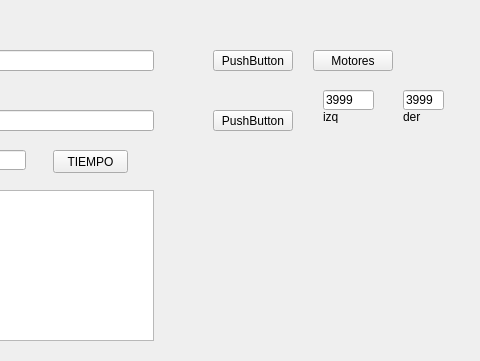
NoCNada/AutitoMicroQT, file qform1.ui: the form before one commit; both pictures show x 167 to 647 and y 0 to 361 of the 800 by 600 pixel window.
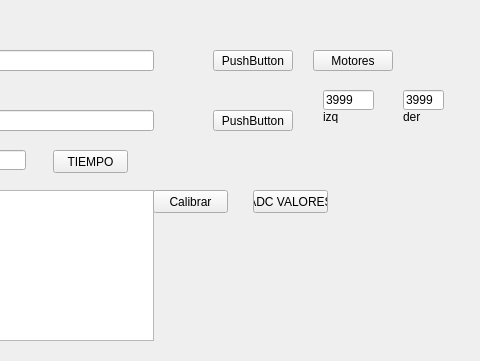
The form after the commit.

Commit message: recibo error

Diff of the .ui file:
```diff
--- a/qform1.ui
+++ b/qform1.ui
@@ -301,6 +301,32 @@
      </rect>
     </property>
    </widget>
+   <widget class="QPushButton" name="pushButton_5">
+    <property name="geometry">
+     <rect>
+      <x>320</x>
+      <y>190</y>
+      <width>75</width>
+      <height>23</height>
+     </rect>
+    </property>
+    <property name="text">
+     <string>Calibrar</string>
+    </property>
+   </widget>
+   <widget class="QPushButton" name="pushButton_6">
+    <property name="geometry">
+     <rect>
+      <x>420</x>
+      <y>190</y>
+      <width>75</width>
+      <height>23</height>
+     </rect>
+    </property>
+    <property name="text">
+     <string>ADC VALORES</string>
+    </property>
+   </widget>
   </widget>
   <widget class="QMenuBar" name="menubar">
    <property name="geometry">
```
The commit also changes 2 other files.
